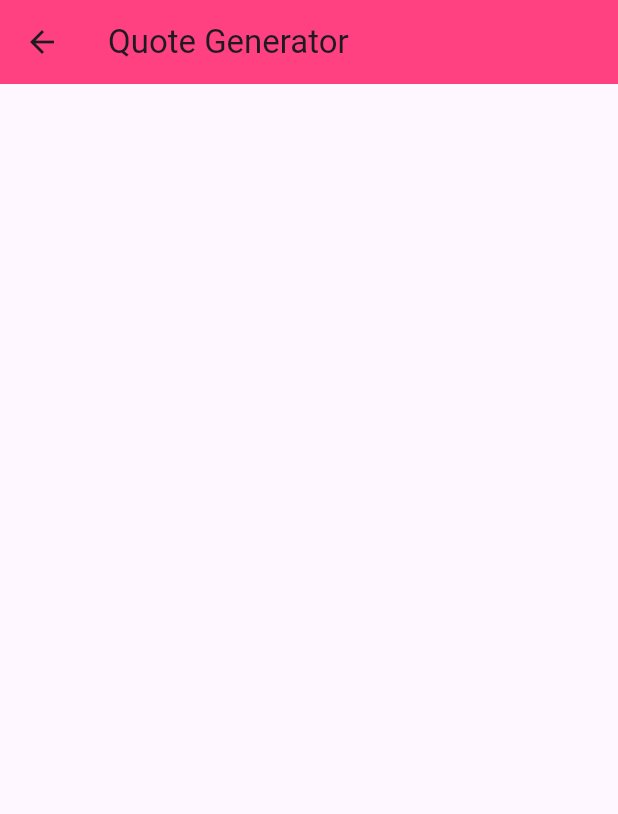
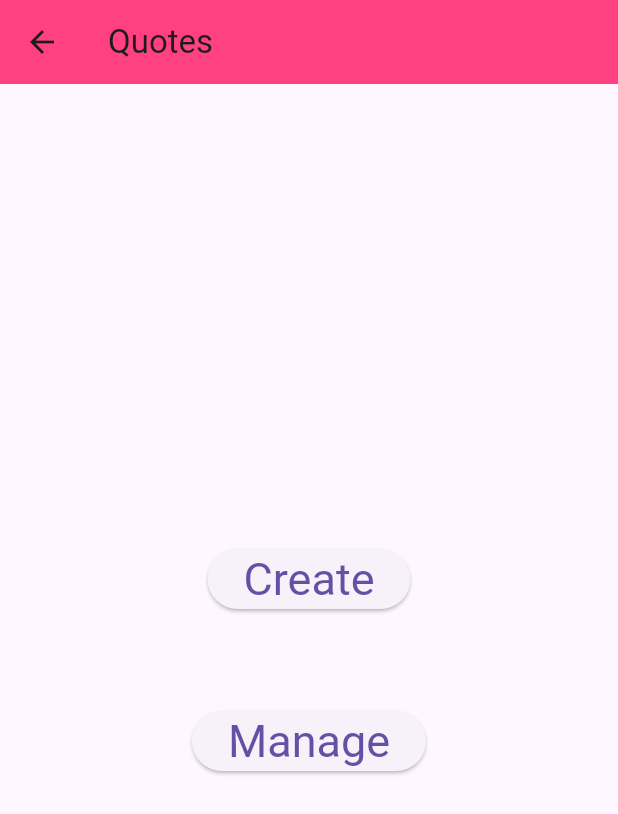
Before and after one commit to LukeKruger-Haye/ITMDA-Group-Project, a Flutter app: the QuotePage screen opened by its route, on a phone screen of 412 x 824 dp. Shown: the top 814 px of the screen. Run offline on Flutter 3.47's test engine with Material 3 defaults, Android fonts, the phone set to English and light mode, and no system bars; our stand-ins replace local_auth, shared_preferences, sqflite; accounts and stored records are empty.

Commit message:
created button page

```diff
--- a/app/shutterbook/lib/pages/quotes/quote_screen.dart
+++ b/app/shutterbook/lib/pages/quotes/quote_screen.dart
@@ -3,17 +3,8 @@ import 'package:flutter/material.dart';
 
 
 
-class QuotePage extends StatefulWidget {
+class QuotePage extends StatelessWidget{
 const QuotePage({super.key});
-
-@override
-State createState() => QuotePageState();
-
-}
-
-
-class QuotePageState extends State<QuotePage> {
-
 
   @override
   Widget build(BuildContext context) {
@@ -22,10 +13,43 @@ class QuotePageState extends State<QuotePage> {
     return Scaffold(
       appBar: AppBar(
         backgroundColor: Colors.pinkAccent,
-        title: const Text('Quote Generator'),
-        ),
-      );
+        title: const Text('Quotes'),
+      ),
+        body:const Buttons()
+
+
+        );
 
 
   }
 }
+
+class Buttons extends StatefulWidget{
+  const Buttons({super.key});
+
+@override
+  State createState() => ButtonsState();
+}
+
+class ButtonsState extends State<Buttons>{
+  void onPressed(){}
+
+
+  @override
+  Widget build(BuildContext context){
+    final ButtonStyle style = ElevatedButton.styleFrom(textStyle : const TextStyle(fontSize: 30));
+    return Center(
+      child: Column(
+        mainAxisAlignment: MainAxisAlignment.center,
+      children: [
+        ElevatedButton(style:style, onPressed: onPressed, child: const Text("Create")),
+        const SizedBox(height :60),
+        ElevatedButton(style:style, onPressed: onPressed, child: const Text("Manage"))
+      ],
+
+
+      ),
+    );
+  }
+
+}
```
